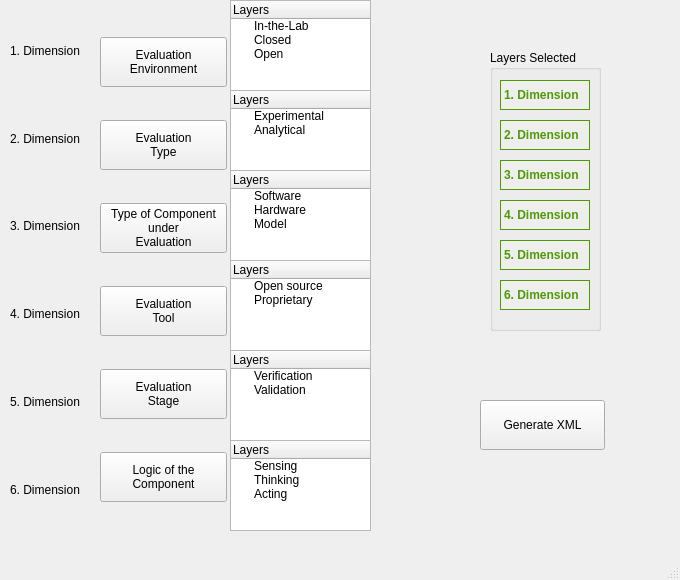
Before: the Qt Designer form mainwindow.ui in techy-digital/vvfw, drawn with Qt 5.
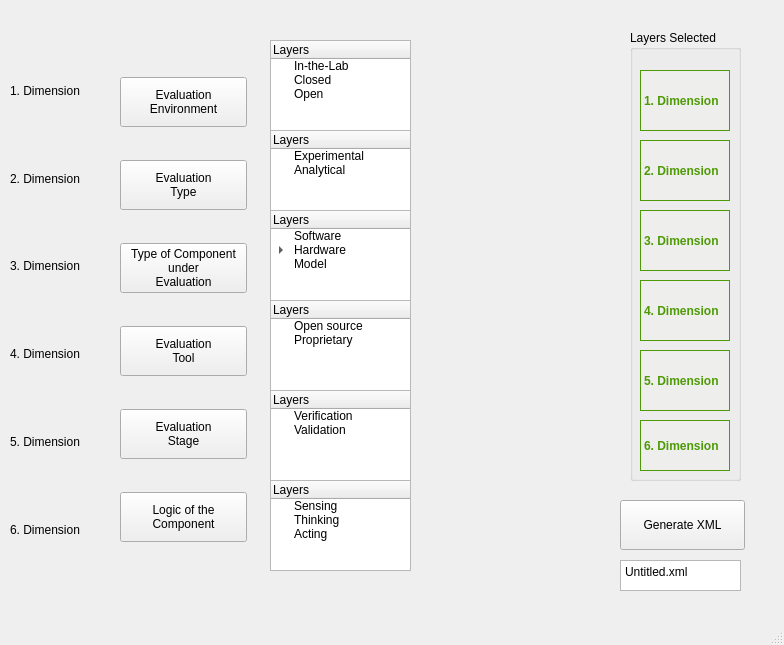
After: the same form once the commit is applied.

Commit message: XML Class

The edit to the form file:
```diff
--- a/mainwindow.ui
+++ b/mainwindow.ui
@@ -6,8 +6,8 @@
    <rect>
     <x>0</x>
     <y>0</y>
-    <width>680</width>
-    <height>580</height>
+    <width>784</width>
+    <height>645</height>
    </rect>
   </property>
   <property name="sizePolicy">
@@ -23,8 +23,8 @@
    <widget class="QWidget" name="verticalLayoutWidget">
     <property name="geometry">
      <rect>
-      <x>100</x>
-      <y>10</y>
+      <x>120</x>
+      <y>50</y>
       <width>127</width>
       <height>521</height>
      </rect>
@@ -124,7 +124,7 @@
     <property name="geometry">
      <rect>
       <x>10</x>
-      <y>10</y>
+      <y>50</y>
       <width>91</width>
       <height>521</height>
      </rect>
@@ -177,8 +177,8 @@
    <widget class="QTreeWidget" name="EvaEnvTW">
     <property name="geometry">
      <rect>
-      <x>230</x>
-      <y>0</y>
+      <x>270</x>
+      <y>40</y>
       <width>141</width>
       <height>91</height>
      </rect>
@@ -207,8 +207,8 @@
    <widget class="QTreeWidget" name="EvaTypeTW">
     <property name="geometry">
      <rect>
-      <x>230</x>
-      <y>90</y>
+      <x>270</x>
+      <y>130</y>
       <width>141</width>
       <height>91</height>
      </rect>
@@ -232,8 +232,8 @@
    <widget class="QTreeWidget" name="TypeCompTW">
     <property name="geometry">
      <rect>
-      <x>230</x>
-      <y>170</y>
+      <x>270</x>
+      <y>210</y>
       <width>141</width>
       <height>91</height>
      </rect>
@@ -252,6 +252,21 @@
      <property name="text">
       <string>Hardware</string>
      </property>
+     <item>
+      <property name="text">
+       <string>Sensor</string>
+      </property>
+     </item>
+     <item>
+      <property name="text">
+       <string>MCU</string>
+      </property>
+     </item>
+     <item>
+      <property name="text">
+       <string>Camera</string>
+      </property>
+     </item>
     </item>
     <item>
      <property name="text">
@@ -262,8 +277,8 @@
    <widget class="QTreeWidget" name="EvaToolTW">
     <property name="geometry">
      <rect>
-      <x>230</x>
-      <y>260</y>
+      <x>270</x>
+      <y>300</y>
       <width>141</width>
       <height>91</height>
      </rect>
@@ -287,8 +302,8 @@
    <widget class="QTreeWidget" name="EvaStageTW">
     <property name="geometry">
      <rect>
-      <x>230</x>
-      <y>350</y>
+      <x>270</x>
+      <y>390</y>
       <width>141</width>
       <height>91</height>
      </rect>
@@ -312,8 +327,8 @@
    <widget class="QTreeWidget" name="LogicTW">
     <property name="geometry">
      <rect>
-      <x>230</x>
-      <y>440</y>
+      <x>270</x>
+      <y>480</y>
       <width>141</width>
       <height>91</height>
      </rect>
@@ -342,10 +357,10 @@
    <widget class="QGroupBox" name="groupBox">
     <property name="geometry">
      <rect>
-      <x>490</x>
-      <y>50</y>
+      <x>630</x>
+      <y>30</y>
       <width>111</width>
-      <height>281</height>
+      <height>451</height>
      </rect>
     </property>
     <property name="title">
@@ -355,9 +370,9 @@
      <property name="geometry">
       <rect>
        <x>10</x>
-       <y>30</y>
+       <y>40</y>
        <width>90</width>
-       <height>30</height>
+       <height>61</height>
       </rect>
      </property>
      <property name="font">
@@ -367,7 +382,7 @@
       </font>
      </property>
      <property name="autoFillBackground">
-      <bool>true</bool>
+      <bool>false</bool>
      </property>
      <property name="styleSheet">
       <string notr="true">background-color: rgb(238, 238, 236);
@@ -388,9 +403,9 @@
      <property name="geometry">
       <rect>
        <x>10</x>
-       <y>70</y>
+       <y>110</y>
        <width>90</width>
-       <height>30</height>
+       <height>61</height>
       </rect>
      </property>
      <property name="font">
@@ -421,9 +436,9 @@
      <property name="geometry">
       <rect>
        <x>10</x>
-       <y>110</y>
+       <y>180</y>
        <width>90</width>
-       <height>30</height>
+       <height>61</height>
       </rect>
      </property>
      <property name="font">
@@ -454,9 +469,9 @@
      <property name="geometry">
       <rect>
        <x>10</x>
-       <y>150</y>
+       <y>250</y>
        <width>90</width>
-       <height>30</height>
+       <height>61</height>
       </rect>
      </property>
      <property name="font">
@@ -487,9 +502,9 @@
      <property name="geometry">
       <rect>
        <x>10</x>
-       <y>190</y>
+       <y>320</y>
        <width>90</width>
-       <height>30</height>
+       <height>61</height>
       </rect>
      </property>
      <property name="font">
@@ -520,9 +535,9 @@
      <property name="geometry">
       <rect>
        <x>10</x>
-       <y>230</y>
+       <y>390</y>
        <width>90</width>
-       <height>30</height>
+       <height>51</height>
       </rect>
      </property>
      <property name="font">
@@ -553,8 +568,8 @@
    <widget class="QPushButton" name="GenerateXMLPB">
     <property name="geometry">
      <rect>
-      <x>480</x>
-      <y>400</y>
+      <x>620</x>
+      <y>500</y>
       <width>125</width>
       <height>50</height>
      </rect>
@@ -569,13 +584,26 @@
      <string>Generate XML</string>
     </property>
    </widget>
+   <widget class="QPlainTextEdit" name="FileNameTE">
+    <property name="geometry">
+     <rect>
+      <x>620</x>
+      <y>560</y>
+      <width>121</width>
+      <height>31</height>
+     </rect>
+    </property>
+    <property name="plainText">
+     <string>Untitled.xml</string>
+    </property>
+   </widget>
   </widget>
   <widget class="QMenuBar" name="menubar">
    <property name="geometry">
     <rect>
      <x>0</x>
      <y>0</y>
-     <width>680</width>
+     <width>784</width>
      <height>21</height>
     </rect>
    </property>
```
The commit also changes 1 other file.
